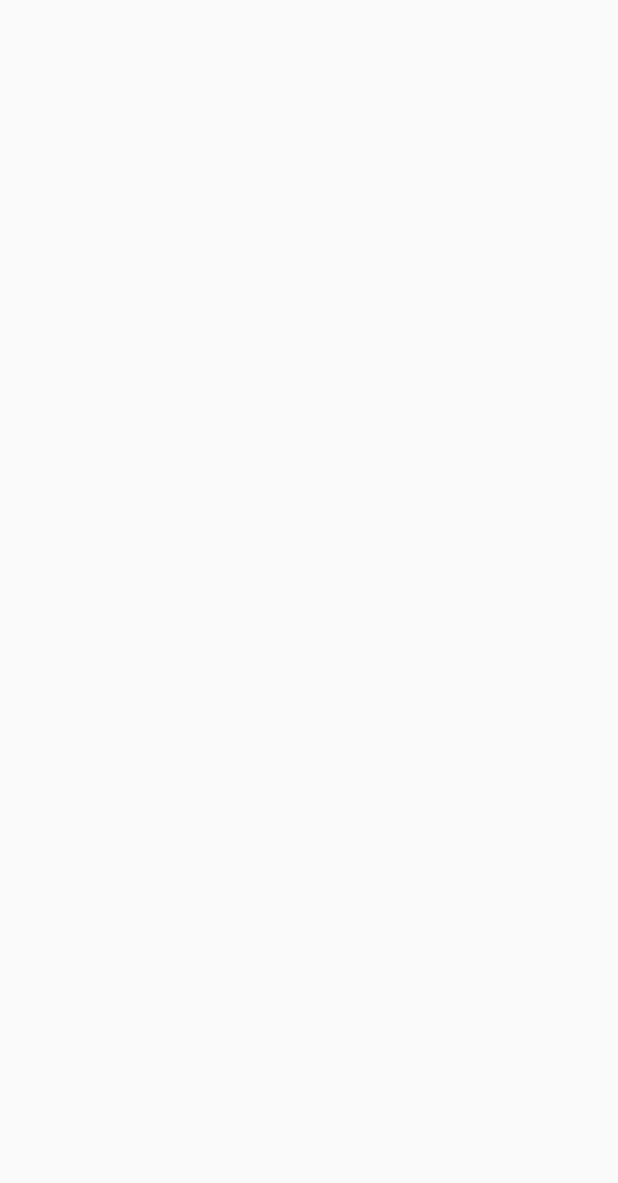
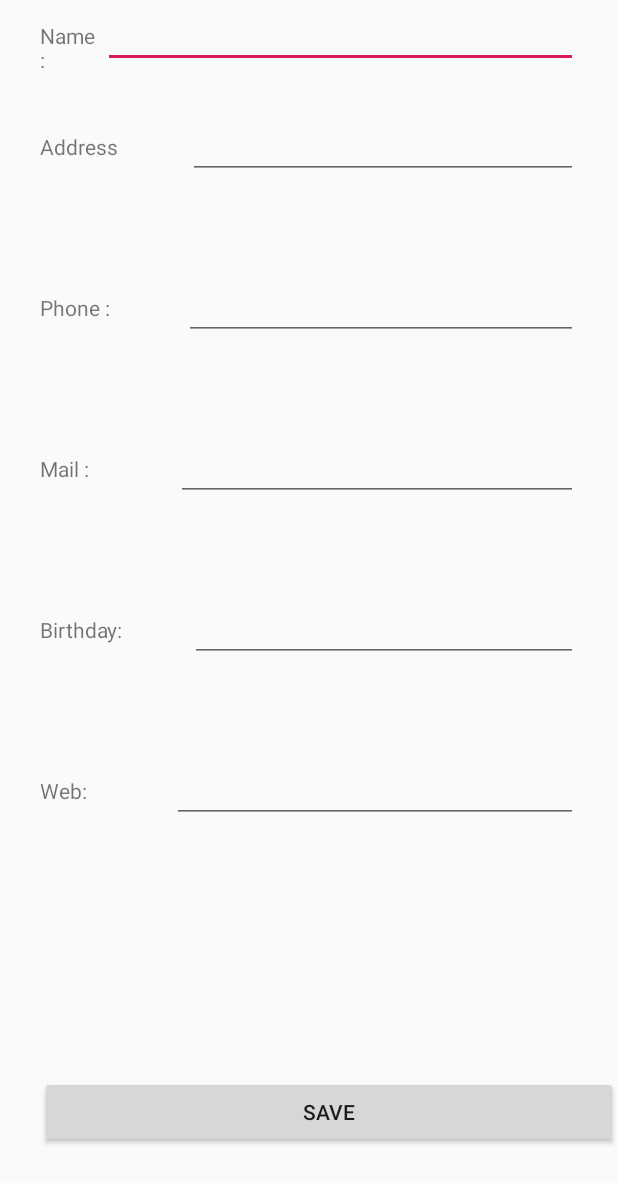
Before and after one commit to Metallist1/FriendsApp, an Android app: the DetailsActivity screen opened directly, with no data from a screen before it, on a phone screen of 412 x 824 dp. Before the commit the part shown is empty. Shown: the top 1183 px of the screen. Run offline under Robolectric (Android 15) with nearby library versions, the phone set to English and light mode, and no system bars.

Commit message:
Added second and third view structure

```diff
--- a/app/src/main/res/layout/activity_details.xml
+++ /dev/null
@@ -1,6 +0,0 @@
-<?xml version="1.0" encoding="utf-8"?>
-<LinearLayout xmlns:android="http://schemas.android.com/apk/res/android"
-    android:orientation="vertical" android:layout_width="match_parent"
-    android:layout_height="match_parent">
-
-</LinearLayout>
--- /dev/null
+++ b/app/src/main/res/layout/activity_editdetails.xml
@@ -0,0 +1,179 @@
+<?xml version="1.0" encoding="utf-8"?>
+<LinearLayout xmlns:android="http://schemas.android.com/apk/res/android"
+    xmlns:app="http://schemas.android.com/apk/res-auto"
+    xmlns:tools="http://schemas.android.com/tools"
+    android:orientation="vertical" android:layout_width="match_parent"
+    android:layout_height="match_parent">
+
+    <LinearLayout
+        android:layout_width="match_parent"
+        android:layout_height="74dp"
+        android:layout_marginLeft="40px"
+        android:layout_marginRight="40px"
+        android:orientation="horizontal">
+
+        <TextView
+            android:layout_width="wrap_content"
+            android:layout_height="wrap_content"
+            android:layout_weight="0.1"
+            android:text="Name :" />
+
+        <EditText
+            android:id="@+id/edit_name"
+            android:layout_width="500px"
+            android:layout_height="wrap_content"
+            android:layout_weight="1"
+            android:ems="10"
+            android:inputType="textPersonName" />
+
+    </LinearLayout>
+
+    <LinearLayout
+        android:layout_width="match_parent"
+        android:layout_height="400px"
+        android:layout_marginLeft="40px"
+        android:layout_marginRight="40px"
+        android:layout_weight="1"
+        android:orientation="horizontal">
+
+        <TextView
+            android:layout_width="wrap_content"
+            android:layout_height="wrap_content"
+            android:layout_weight="1"
+            android:text="Address" />
+
+        <EditText
+            android:id="@+id/edit_address"
+            android:layout_width="wrap_content"
+            android:layout_height="wrap_content"
+            android:layout_weight="1"
+            android:ems="10"
+            android:inputType="textPersonName" />
+
+    </LinearLayout>
+
+    <LinearLayout
+        android:layout_width="match_parent"
+        android:layout_height="400px"
+        android:layout_marginLeft="40px"
+        android:layout_marginRight="40px"
+        android:layout_weight="1"
+        android:orientation="horizontal">
+
+        <TextView
+            android:layout_width="wrap_content"
+            android:layout_height="wrap_content"
+            android:layout_weight="1"
+            android:text="Phone :" />
+
+        <EditText
+            android:id="@+id/edit_phone"
+            android:layout_width="wrap_content"
+            android:layout_height="wrap_content"
+            android:layout_weight="1"
+            android:ems="10"
+            android:inputType="phone" />
+
+    </LinearLayout>
+
+    <LinearLayout
+        android:layout_width="match_parent"
+        android:layout_height="400px"
+        android:layout_marginLeft="40px"
+        android:layout_marginRight="40px"
+        android:layout_weight="1"
+        android:orientation="horizontal">
+
+        <TextView
+            android:layout_width="wrap_content"
+            android:layout_height="wrap_content"
+            android:layout_weight="1"
+            android:text="Mail : " />
+
+        <EditText
+            android:id="@+id/edit_email"
+            android:layout_width="wrap_content"
+            android:layout_height="wrap_content"
+            android:layout_weight="1"
+            android:ems="10"
+            android:inputType="textEmailAddress" />
+    </LinearLayout>
+
+    <LinearLayout
+        android:layout_width="match_parent"
+        android:layout_height="400px"
+        android:layout_marginLeft="40px"
+        android:layout_marginRight="40px"
+        android:layout_weight="1"
+        android:orientation="horizontal">
+
+        <TextView
+            android:layout_width="wrap_content"
+            android:layout_height="wrap_content"
+            android:layout_weight="1"
+            android:text="Birthday:" />
+
+        <EditText
+            android:id="@+id/edit_birthday"
+            android:layout_width="wrap_content"
+            android:layout_height="wrap_content"
+            android:layout_weight="1"
+            android:ems="10"
+            android:inputType="date" />
+    </LinearLayout>
+
+    <LinearLayout
+        android:layout_width="match_parent"
+        android:layout_height="400px"
+        android:layout_marginLeft="40px"
+        android:layout_marginRight="40px"
+        android:layout_weight="1"
+        android:orientation="horizontal">
+
+        <TextView
+            android:layout_width="wrap_content"
+            android:layout_height="wrap_content"
+            android:layout_weight="1"
+            android:text="Web:" />
+
+        <EditText
+            android:id="@+id/edit_link"
+            android:layout_width="wrap_content"
+            android:layout_height="wrap_content"
+            android:layout_weight="1"
+            android:ems="10"
+            android:inputType="textPersonName" />
+    </LinearLayout>
+
+    <LinearLayout
+        android:layout_width="match_parent"
+        android:layout_height="400px"
+        android:layout_weight="1"
+        android:orientation="horizontal">
+
+        <ImageView
+            android:id="@+id/profilePicture"
+            android:layout_width="wrap_content"
+            android:layout_height="wrap_content"
+            android:layout_marginLeft="40px"
+            android:layout_marginRight="40px"
+            android:layout_weight="1"
+            tools:srcCompat="@tools:sample/avatars" />
+    </LinearLayout>
+
+    <LinearLayout
+        android:layout_width="match_parent"
+        android:layout_height="400px"
+        android:layout_marginLeft="40px"
+        android:layout_weight="1"
+        android:orientation="horizontal">
+
+        <Button
+            android:id="@+id/btn_save"
+            android:layout_width="wrap_content"
+            android:layout_height="wrap_content"
+            android:layout_weight="1"
+            android:text="Save" />
+    </LinearLayout>
+
+</LinearLayout>
```
Also changed, not shown: app/src/main/java/com/example/myfriendsapp/GUI/DetailsActivity.java (+31 -2 lines), app/src/main/res/layout/activity_inserteddetails.xml (added, +214 -0 lines).
